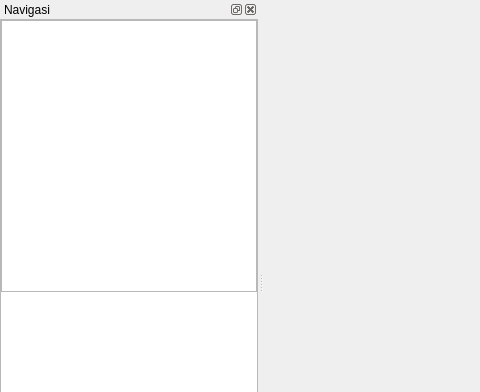
The window that py/smlc/dumbchatmainwindow.ui (AyahnaSyahid/smlc) describes before a commit, drawn with Qt 5; both pictures show x 0 to 480 and y 0 to 392 of the 830 by 586 pixel window.
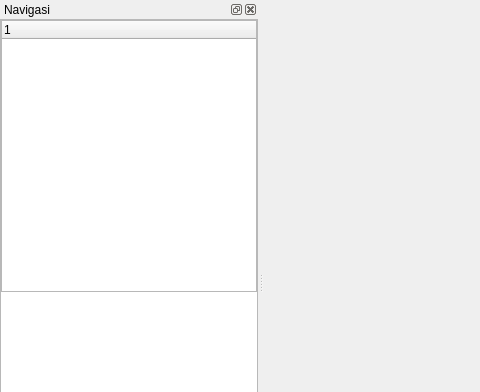
The same window after the commit. Custom widgets are drawn as their Qt base class.

```diff
--- a/py/smlc/dumbchatmainwindow.ui
+++ b/py/smlc/dumbchatmainwindow.ui
@@ -75,10 +75,15 @@
          <number>0</number>
         </property>
         <item>
-         <widget class="NavigationTree" name="treeView">
+         <widget class="NavigationTree" name="treeWidget">
           <property name="rootIsDecorated">
            <bool>false</bool>
           </property>
+          <column>
+           <property name="text">
+            <string notr="true">1</string>
+           </property>
+          </column>
          </widget>
         </item>
         <item>
@@ -104,7 +109,7 @@
  <customwidgets>
   <customwidget>
    <class>NavigationTree</class>
-   <extends>QTreeView</extends>
+   <extends>QTreeWidget</extends>
    <header>custom_ui/navigationtree.h</header>
   </customwidget>
  </customwidgets>
```
